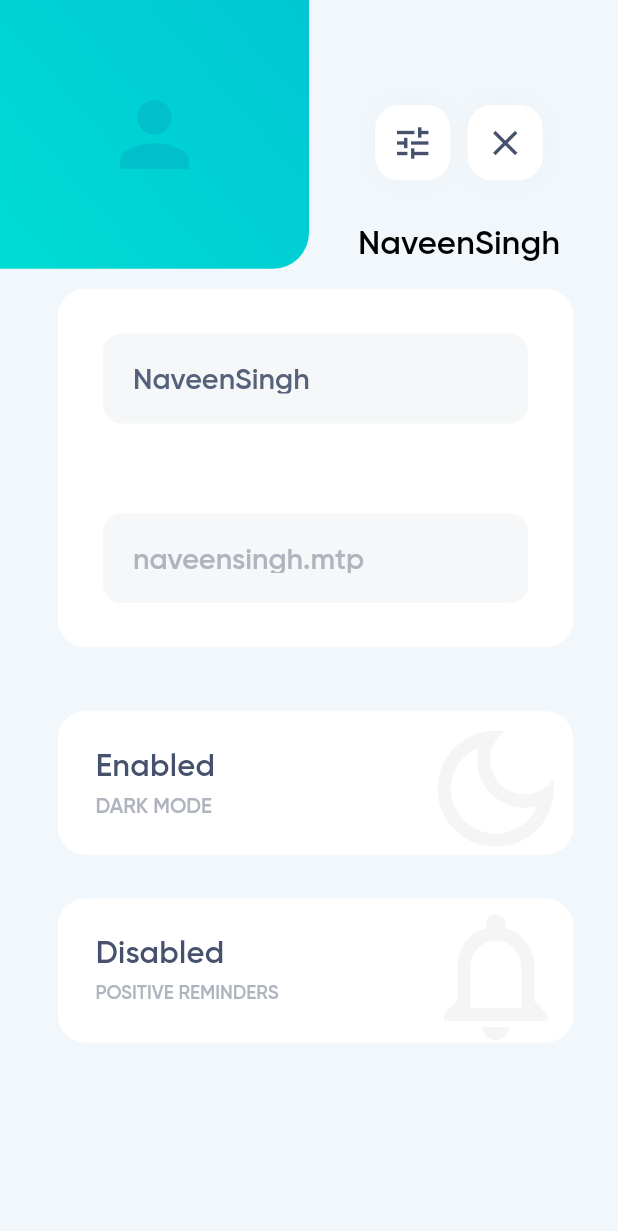
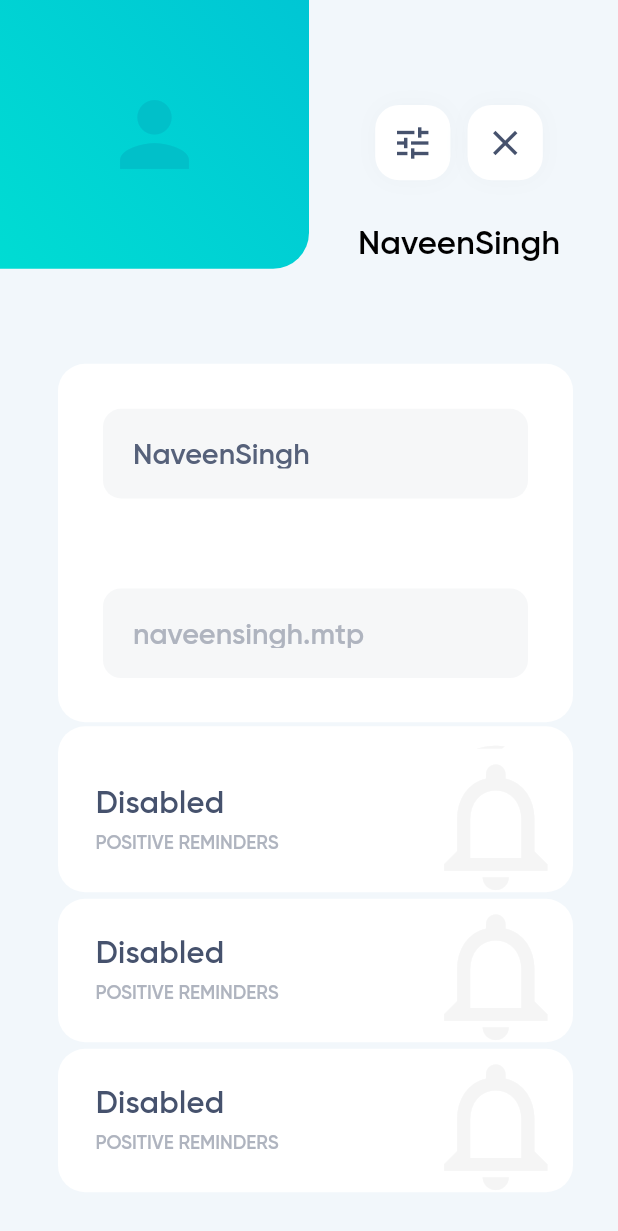
Before and after one commit to naveensinghp/flutter_quotesapp, a Flutter app: the MyProfile screen opened directly, on a phone screen of 412 x 824 dp. Shown: the top 1231 px of the screen. Run offline on Flutter 3.47's test engine with Material 2 defaults, Android fonts, the phone set to English and light mode, and no system bars; our stand-ins replace flutter_screenutil, flutter_swiper_null_safety, introduction_screen, ionicons.

Commit message:
no message

```diff
--- a/lib/pages/profile/myprofile.dart
+++ b/lib/pages/profile/myprofile.dart
@@ -1,10 +1,8 @@
 import 'package:flutter/material.dart';
 import 'package:flutter_quotegenerator/constant.dart';
 import 'package:flutter_quotegenerator/pages/bottommenu.dart';
-import 'package:flutter_quotegenerator/pages/home/homepage.dart';
 import 'package:flutter_quotegenerator/pages/profile/editprofile.dart';
 import 'package:flutter_screenutil/flutter_screenutil.dart';
-import 'package:lite_rolling_switch/lite_rolling_switch.dart';
 
 
  class MyProfile extends StatelessWidget {
@@ -56,7 +54,7 @@
            Positioned(
            top: 0,
            right: 30,
-           bottom: 200,
+           bottom: 100,
             child: Row(
               mainAxisAlignment: MainAxisAlignment.center,
               children: [
@@ -65,7 +63,7 @@
             ),
            ),
            Positioned(
-           top: 220,
+           top: 240,
            right: 30,
             bottom: 0,
             child: Row(
@@ -76,7 +74,7 @@
             ),
            ),
            Positioned(
-           top: 470,
+           top: 270,
            right: 30,
            bottom: 0,
             child: Row(
@@ -98,7 +96,7 @@
             ),
            ),
            Positioned(
-           top: 470,
+           top: 670,
            right: 30,
            bottom: 0,
             child: Row(
@@ -111,113 +109,9 @@
         ],
       ),
     );
-    // return Scaffold(
-    //   body: CustomScrollView(
-    //      slivers: [
-    //       SliverFillRemaining(
-    //         child: ListView.builder(
-    //             itemCount: 1,
-    //             itemBuilder: (context,i){
-    //               return Column(
-    //                 crossAxisAlignment: CrossAxisAlignment.start,
-    //                 children: [
-    //                   Stack(
-    //                     children: [
-    //                       Positioned(
-    //                         child: closeButton(context)
-    //                       )
-    //                     ],
-    //                   )
-    //                 ],
-    //               );
-    //             },
-    //             // separatorBuilder: (context, index) {
-    //             //   return const Divider();
-    //             // },
-    //           ),
-    //       )
-
-    //      ]
-    //   ),
-    // );
   }
 
-Widget test(context){
-  return Stack(
-        children: [
-          Positioned(
-            top: 0,
-            left: 0,
-            child:  profileAvatar(),
-          ),
-          // Positioned(
-          //   top: 70,
-          //   left: 200,
-          //   right: 0,
-          //   child: Row(
-          //     crossAxisAlignment: CrossAxisAlignment.center,
-          //     mainAxisAlignment: MainAxisAlignment.center,
-          //     children: [
-          //       settings(context),
-          //        SizedBox(width: 10.w,),
-          //       closeButton(context)
-          //     ],
-          //  ),
-          // ),
-          //  Positioned(
-          //   top: 150,
-          //   left: 200,
-          //   right: 0,
-          //   bottom: 0,
-          //   child: SingleChildScrollView(
-          //     child: Center(
-          //       child: Text('NaveenSingh',
-          //               style: headingText1.copyWith(
-          //                 color: Colors.black,
-          //                 fontFamily: gilroy,
-          //                 fontSize: 16.sp,
-          //               ),
-          //               textScaleFactor: 1.2,
-          //             ),
-          //     ),
-          //   ),
-          // ),
-          //  Positioned(
-          //  top: 0,
-          //  right: 30,
-          //  bottom: 100,
-          //   child: Row(
-          //     mainAxisAlignment: MainAxisAlignment.center,
-          //     children: [
-          //         nameEdit()
-          //     ],
-          //   ),
-          //  ),
-          //  Positioned(
-          //  top: 450,
-          //  right: 30,
-          //   bottom: 150,
-          //   child: Row(
-          //     mainAxisAlignment: MainAxisAlignment.center,
-          //     children: [
-          //         darkModeOptions()
-          //     ],
-          //   ),
-          //  ),
-          //  Positioned(
-          //  top: 650,
-          //  right: 30,
-          //  bottom: 110,
-          //   child: Row(
-          //     mainAxisAlignment: MainAxisAlignment.center,
-          //     children: [
-          //         positiveRemainder()
-          //     ],
-          //   ),
-          //  ),
-        ],
-      );
-}
+
 
 Widget positiveRemainder(){
     return Container(
@@ -547,7 +441,7 @@
           iconSize: 28,
           color: buttonIconColor,
           onPressed: () {
-            Navigator.push(context,MaterialPageRoute(builder: (context) => const EditProfile()));
+            Navigator.push(context,MaterialPageRoute(builder: (context) => EditProfile()));
           },
         ),
     );
```
